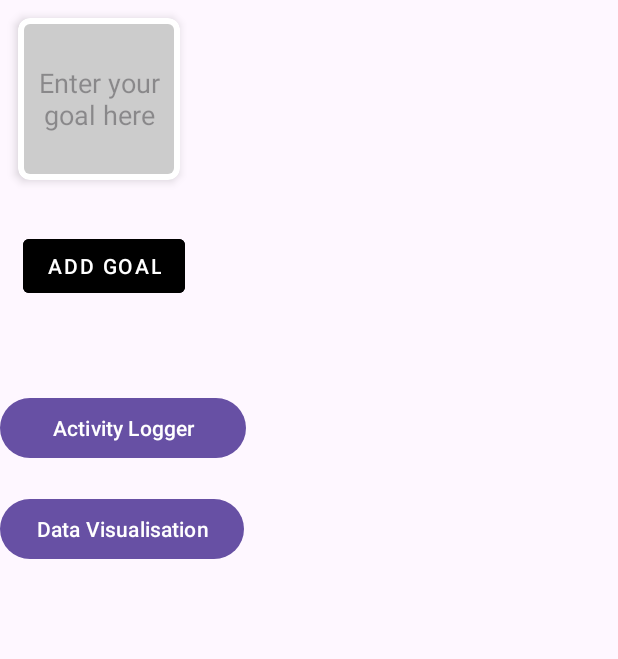
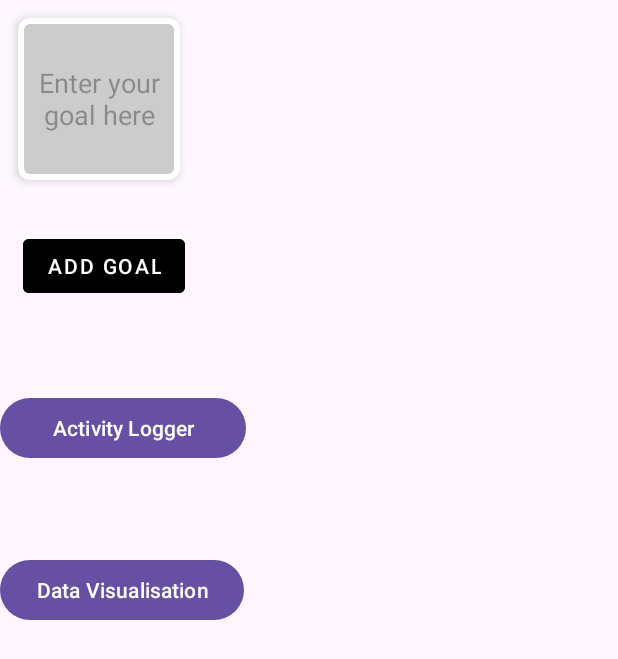
Before and after one commit to H1drogen/FitnessTracker, an Android app: the layout fragment_first.xml on its own in the app's theme, with its tools: preview values and no code run, on a phone screen of 412 x 824 dp. Shown: the top 659 px of the screen. Run offline under Robolectric (Android 15) with nearby library versions, the phone set to English and light mode, and no system bars.

Commit message:
Added "Data Visualisation" button

```diff
--- a/app/src/main/res/layout/fragment_first.xml
+++ b/app/src/main/res/layout/fragment_first.xml
@@ -69,11 +69,11 @@
         android:text="Activity Logger" />
 
     <Button
-        android:id="@+id/button2"
+        android:id="@+id/button3"
         android:layout_width="wrap_content"
         android:layout_height="wrap_content"
-        android:layout_below="@id/addButton"
-        android:layout_marginTop="127dp"
+        android:layout_below="@+id/button2"
+        android:layout_marginTop="60dp"
         android:text="Data Visualisation" />
 
 
```
